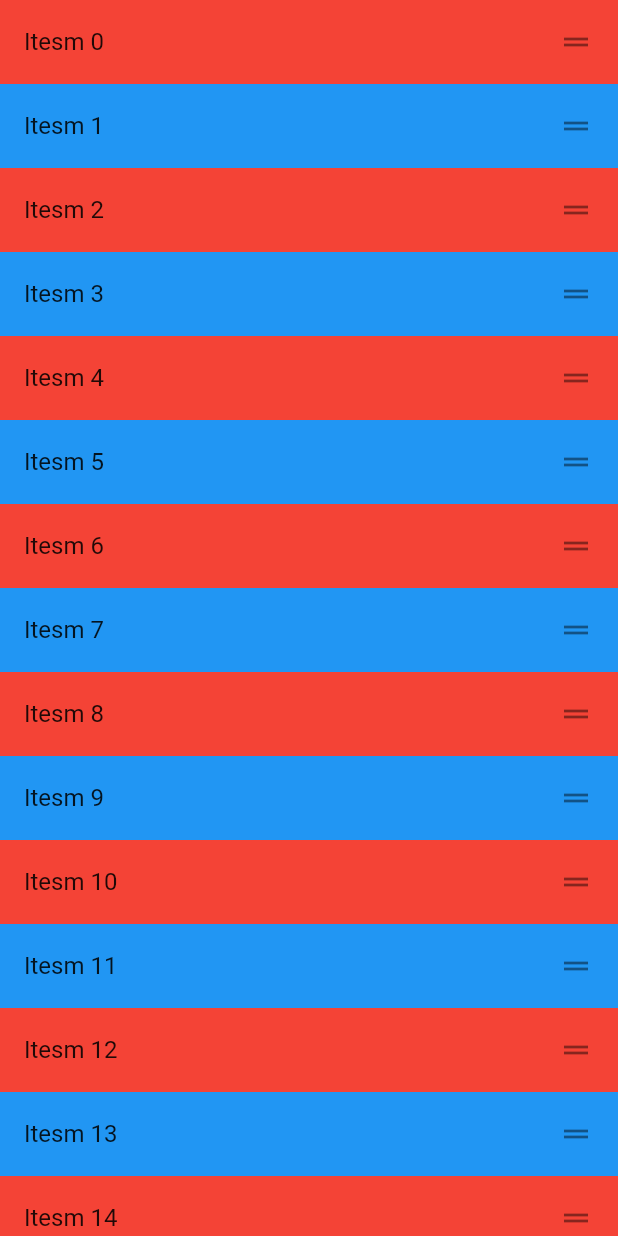
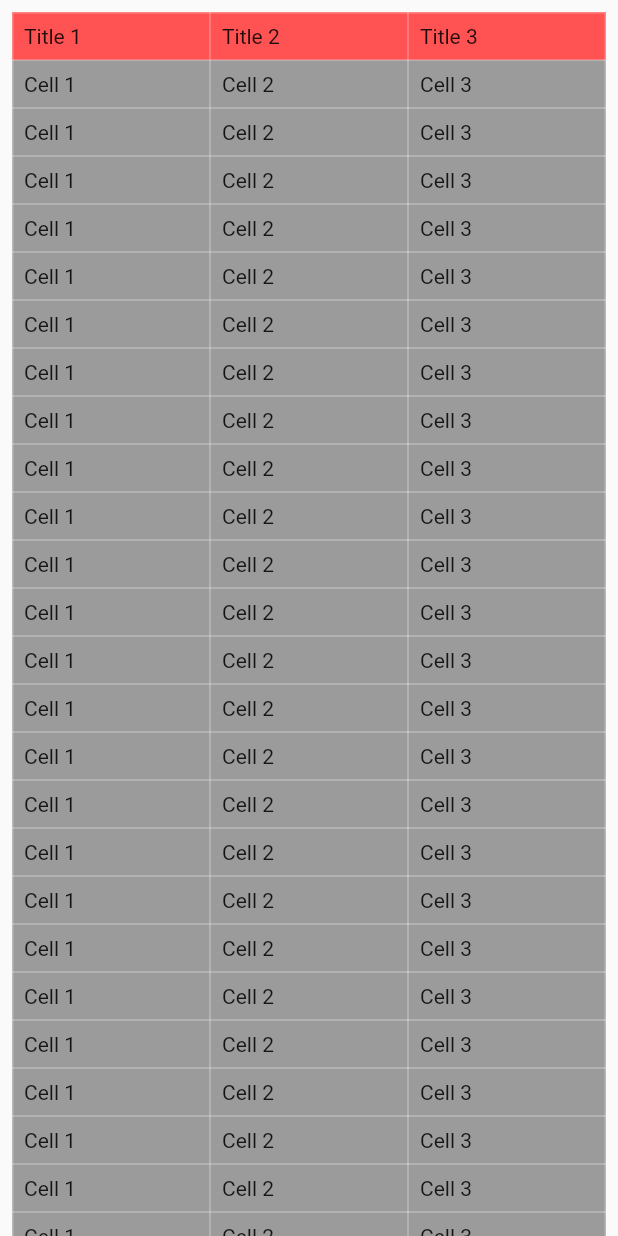
Before and after one commit to BaoTrung37/Best_Flutter_Widget, a Flutter app: the screen it shows after launch, on a phone screen of 412 x 824 dp. Run offline on Flutter 3.47's test engine with Material 2 defaults, Android fonts, the phone set to English and light mode, and no system bars.

Commit message:
table view

```diff
--- a/lib/main.dart
+++ b/lib/main.dart
@@ -1,5 +1,5 @@
 import 'package:flutter/material.dart';
-import 'package:total_score_cards/views/reorderable_list_view_screen.dart';
+import 'package:total_score_cards/widgets/table_widget.dart';
 
 void main() {
   runApp(const MyApp());
@@ -35,7 +35,7 @@ class _MyHomePageState extends State<MyHomePage> {
   @override
   Widget build(BuildContext context) {
     return const Scaffold(
-      body: ReorderableListViewScreen(),
+      body: TableWidget(),
     );
   }
 }
--- /dev/null
+++ b/lib/widgets/table_widget.dart
@@ -0,0 +1,81 @@
+import 'package:flutter/material.dart';
+
+class TableWidget extends StatelessWidget {
+  const TableWidget({super.key});
+
+  @override
+  Widget build(BuildContext context) {
+    return Center(
+      child: SingleChildScrollView(
+        child: Padding(
+          padding: const EdgeInsets.all(8.0),
+          child: Table(
+            border: TableBorder.all(color: Colors.white30),
+            defaultVerticalAlignment: TableCellVerticalAlignment.middle,
+            children: [
+              const TableRow(
+                decoration: BoxDecoration(
+                  color: Colors.redAccent,
+                ),
+                children: [
+                  TableCell(
+                    verticalAlignment: TableCellVerticalAlignment.middle,
+                    child: Padding(
+                      padding: EdgeInsets.all(8.0),
+                      child: Text('Title 1'),
+                    ),
+                  ),
+                  TableCell(
+                    verticalAlignment: TableCellVerticalAlignment.middle,
+                    child: Padding(
+                      padding: EdgeInsets.all(8.0),
+                      child: Text('Title 2'),
+                    ),
+                  ),
+                  TableCell(
+                    verticalAlignment: TableCellVerticalAlignment.middle,
+                    child: Padding(
+                      padding: EdgeInsets.all(8.0),
+                      child: Text('Title 3'),
+                    ),
+                  ),
+                ],
+              ),
+              ...List.generate(
+                30,
+                (index) => const TableRow(
+                  decoration: BoxDecoration(
+                    color: Colors.black38,
+                  ),
+                  children: [
+                    TableCell(
+                      verticalAlignment: TableCellVerticalAlignment.middle,
+                      child: Padding(
+                        padding: EdgeInsets.all(8.0),
+                        child: Text('Cell 1'),
+                      ),
+                    ),
+                    TableCell(
+                      verticalAlignment: TableCellVerticalAlignment.middle,
+                      child: Padding(
+                        padding: EdgeInsets.all(8.0),
+                        child: Text('Cell 2'),
+                      ),
+                    ),
+                    TableCell(
+                      verticalAlignment: TableCellVerticalAlignment.middle,
+                      child: Padding(
+                        padding: EdgeInsets.all(8.0),
+                        child: Text('Cell 3'),
+                      ),
+                    ),
+                  ],
+                ),
+              ),
+            ],
+          ),
+        ),
+      ),
+    );
+  }
+}
```
